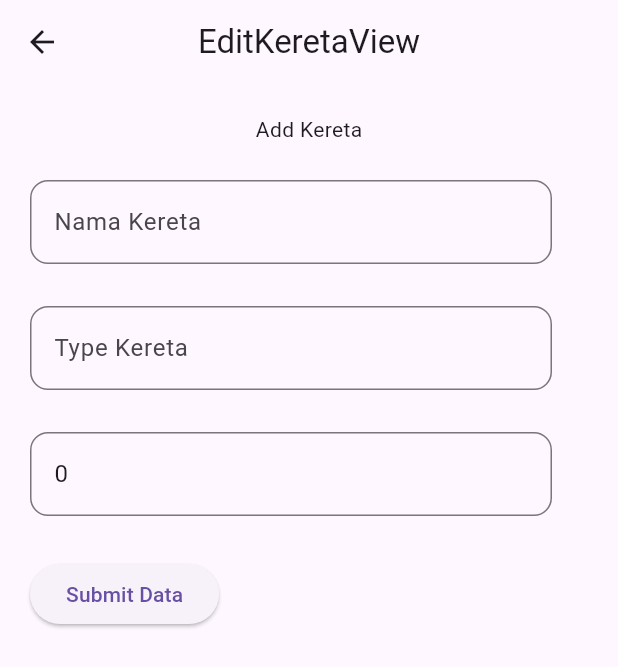
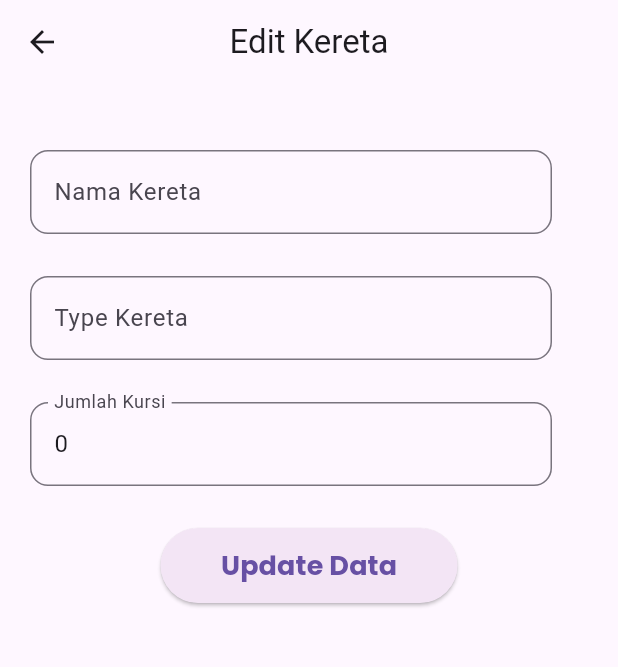
Before and after one commit to ehancup/flutter_kereta, a Flutter app: the EditKeretaView screen opened directly with empty values, on a phone screen of 412 x 824 dp. Shown: the top 667 px of the screen. Run offline on Flutter 3.47's test engine with Material 3 defaults, Android fonts, the phone set to English and light mode, and no system bars; our stand-ins replace cloud_firestore, firebase_auth, firebase_core, font_awesome_flutter, gap, get and 3 more; accounts and stored records are empty; network calls fail.

Commit message:
update ui add and update kereta

```diff
--- a/lib/app/modules/EditKereta/views/edit_kereta_view.dart
+++ b/lib/app/modules/EditKereta/views/edit_kereta_view.dart
@@ -1,9 +1,8 @@
 import 'package:flutter/material.dart';
 import 'package:gap/gap.dart';
-
 import 'package:get/get.dart';
+import 'package:google_fonts/google_fonts.dart';
 import 'package:pas_xi_kereta/app/modules/kereta/model/model.dart';
-
 import '../controllers/edit_kereta_controller.dart';
 
 class EditKeretaView extends GetView<EditKeretaController> {
@@ -15,20 +14,17 @@ class EditKeretaView extends GetView<EditKeretaController> {
     print(data.id);
     controller.updateVariable(data);
     final screenWidth = MediaQuery.of(context).size.width;
-    final screenHeight = MediaQuery.of(context).size.height;
     return Scaffold(
       appBar: AppBar(
-          title: const Text('EditKeretaView'),
+        title: const Text('Edit Kereta'),
         centerTitle: true,
       ),
       body: Padding(
         padding: EdgeInsets.all(20),
         child: Column(
-            crossAxisAlignment: CrossAxisAlignment.start,
+          crossAxisAlignment: CrossAxisAlignment.center,
+          mainAxisAlignment: MainAxisAlignment.start,
           children: [
-              Center(
-                child: Text('Add Kereta'),
-              ),
             Gap(24),
             Container(
               width: screenWidth,
@@ -38,13 +34,15 @@ class EditKeretaView extends GetView<EditKeretaController> {
               child: TextField(
                 controller: controller.nama_kereta,
                 decoration: InputDecoration(
+                  labelText: 'Nama Kereta',
                   border: OutlineInputBorder(
                     borderSide: BorderSide(width: 1, color: Colors.black),
-                        borderRadius: BorderRadius.circular(12)),
-                    hintText: 'Nama Kereta',
+                    borderRadius: BorderRadius.circular(12),
+                  ),
                   focusedBorder: OutlineInputBorder(
                     borderSide: BorderSide(width: 1, color: Colors.black),
-                        borderRadius: BorderRadius.circular(12)),
+                    borderRadius: BorderRadius.circular(12),
+                  ),
                 ),
               ),
             ),
@@ -56,13 +54,15 @@ class EditKeretaView extends GetView<EditKeretaController> {
               child: TextField(
                 controller: controller.type,
                 decoration: InputDecoration(
+                  labelText: 'Type Kereta',
                   border: OutlineInputBorder(
                     borderSide: BorderSide(width: 1, color: Colors.black),
-                        borderRadius: BorderRadius.circular(12)),
-                    hintText: 'Type Kereta',
+                    borderRadius: BorderRadius.circular(12),
+                  ),
                   focusedBorder: OutlineInputBorder(
                     borderSide: BorderSide(width: 1, color: Colors.black),
-                        borderRadius: BorderRadius.circular(12)),
+                    borderRadius: BorderRadius.circular(12),
+                  ),
                 ),
               ),
             ),
@@ -74,22 +74,42 @@ class EditKeretaView extends GetView<EditKeretaController> {
               child: TextField(
                 controller: controller.jumlah_Kursi,
                 decoration: InputDecoration(
+                  labelText: 'Jumlah Kursi',
                   border: OutlineInputBorder(
                     borderSide: BorderSide(width: 1, color: Colors.black),
-                        borderRadius: BorderRadius.circular(12)),
-                    hintText: 'Jumlah Kursi',
+                    borderRadius: BorderRadius.circular(12),
+                  ),
                   focusedBorder: OutlineInputBorder(
                     borderSide: BorderSide(width: 1, color: Colors.black),
-                        borderRadius: BorderRadius.circular(12)),
+                    borderRadius: BorderRadius.circular(12),
                   ),
                 ),
               ),
-              ElevatedButton(
+            ),
+            Container(
+              margin: EdgeInsetsDirectional.only(bottom: 24),
+              child: ElevatedButton(
+                style: ElevatedButton.styleFrom(
+                    backgroundColor: Colors.purple.shade50),
                 onPressed: () => controller.updateDataKereta(data.id),
-                child: Text('Submit Data'),
-              )
+                child: Container(
+                  width: 150,
+                  height: 50,
+                  child: Center(
+                    child: Text(
+                      'Update Data',
+                      style: GoogleFonts.poppins(
+                        fontSize: 18,
+                        fontWeight: FontWeight.w700,
+                      ),
+                    ),
+                  ),
+                ),
+              ),
+            ),
           ],
         ),
-        ));
+      ),
+    );
   }
 }
```
Also changed, not shown: lib/app/modules/AddKereta/views/add_kereta_view.dart (+41 -21 lines), lib/app/modules/EditKereta/controllers/edit_kereta_controller.dart (+27 -24 lines), lib/app/modules/kereta/views/kereta_view.dart (+34 -35 lines), pubspec.lock. Lines whose indentation alone changed are shown as unchanged.
